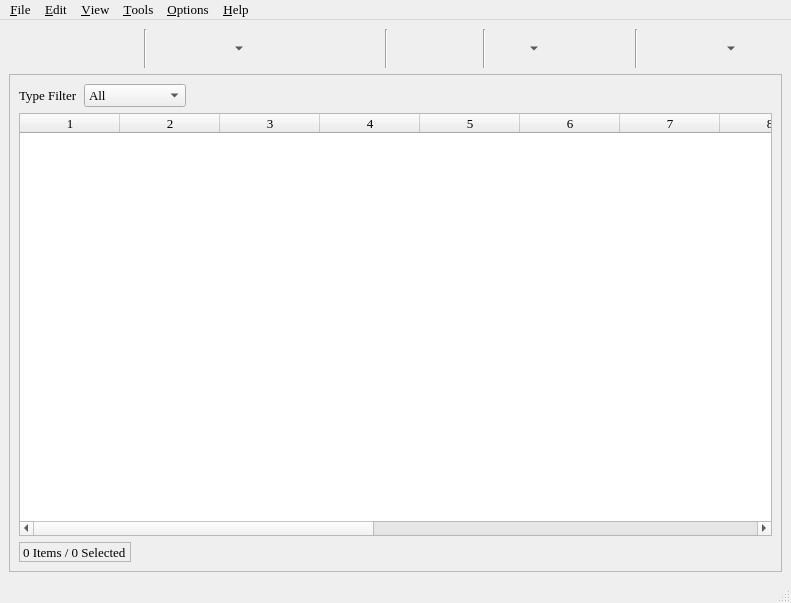
Qt form mainwindow.ui (textbrowser/biblioteq) before a commit.
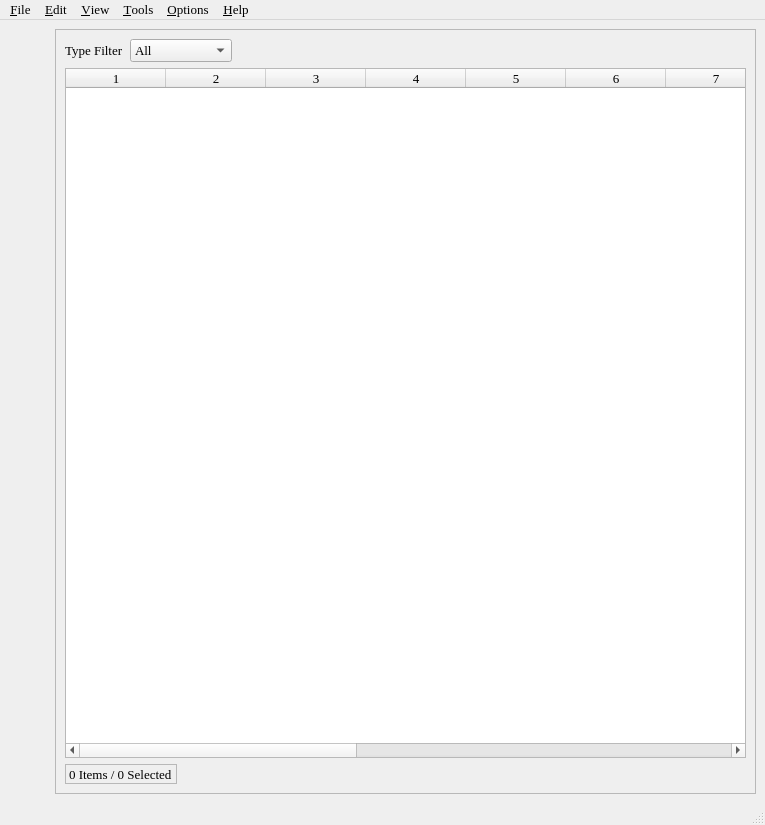
The same form after that commit. Icons and pictures are not drawn. Custom widgets are drawn as their Qt base class.

Commit message: Moved the buttons on the main window. Corrected the project files. Highlighting text.

What changed in the file:
```diff
--- a/mainwindow.ui
+++ b/mainwindow.ui
@@ -5,14 +5,14 @@
    <rect>
     <x>0</x>
     <y>0</y>
-    <width>791</width>
-    <height>603</height>
+    <width>765</width>
+    <height>825</height>
    </rect>
   </property>
   <property name="minimumSize" >
    <size>
     <width>765</width>
-    <height>500</height>
+    <height>825</height>
    </size>
   </property>
   <property name="font" >
@@ -33,12 +33,9 @@
    <string>BiblioteQ</string>
   </property>
   <widget class="QWidget" name="centralwidget" >
-   <layout class="QVBoxLayout" >
+   <layout class="QHBoxLayout" >
     <item>
-     <layout class="QHBoxLayout" >
-      <property name="spacing" >
-       <number>5</number>
-      </property>
+     <layout class="QVBoxLayout" >
       <item>
        <widget class="QToolButton" name="connectTool" >
         <property name="font" >
@@ -123,13 +120,6 @@
         </property>
        </widget>
       </item>
-      <item>
-       <widget class="Line" name="line_7" >
-        <property name="orientation" >
-         <enum>Qt::Vertical</enum>
-        </property>
-       </widget>
-      </item>
       <item>
        <widget class="QToolButton" name="detailsTool" >
         <property name="font" >
@@ -172,9 +162,6 @@
         <property name="toolTip" >
          <string>Add Item</string>
         </property>
-        <property name="autoFillBackground" >
-         <bool>false</bool>
-        </property>
         <property name="text" >
          <string/>
         </property>
@@ -188,7 +175,7 @@
          </size>
         </property>
         <property name="popupMode" >
-         <enum>QToolButton::MenuButtonPopup</enum>
+         <enum>QToolButton::DelayedPopup</enum>
         </property>
         <property name="toolButtonStyle" >
          <enum>Qt::ToolButtonIconOnly</enum>
@@ -279,13 +266,6 @@
         </property>
        </widget>
       </item>
-      <item>
-       <widget class="Line" name="line_4" >
-        <property name="orientation" >
-         <enum>Qt::Vertical</enum>
-        </property>
-       </widget>
-      </item>
       <item>
        <widget class="QToolButton" name="reserveTool" >
         <property name="font" >
@@ -345,13 +325,6 @@
         </property>
        </widget>
       </item>
-      <item>
-       <widget class="Line" name="line" >
-        <property name="orientation" >
-         <enum>Qt::Vertical</enum>
-        </property>
-       </widget>
-      </item>
       <item>
        <widget class="QToolButton" name="searchTool" >
         <property name="font" >
@@ -376,7 +349,7 @@
          </size>
         </property>
         <property name="popupMode" >
-         <enum>QToolButton::MenuButtonPopup</enum>
+         <enum>QToolButton::DelayedPopup</enum>
         </property>
         <property name="autoRaise" >
          <bool>true</bool>
@@ -439,13 +412,6 @@
         </property>
        </widget>
       </item>
-      <item>
-       <widget class="Line" name="line_2" >
-        <property name="orientation" >
-         <enum>Qt::Vertical</enum>
-        </property>
-       </widget>
-      </item>
       <item>
        <widget class="QToolButton" name="errorLogTool" >
         <property name="font" >
@@ -498,26 +464,13 @@
          </size>
         </property>
         <property name="popupMode" >
-         <enum>QToolButton::MenuButtonPopup</enum>
+         <enum>QToolButton::DelayedPopup</enum>
         </property>
         <property name="autoRaise" >
          <bool>true</bool>
         </property>
        </widget>
       </item>
-      <item>
-       <spacer>
-        <property name="orientation" >
-         <enum>Qt::Horizontal</enum>
-        </property>
-        <property name="sizeHint" >
-         <size>
-          <width>40</width>
-          <height>20</height>
-         </size>
-        </property>
-       </spacer>
-      </item>
       <item>
        <widget class="QToolButton" name="exitTool" >
         <property name="font" >
@@ -546,6 +499,19 @@
         </property>
        </widget>
       </item>
+      <item>
+       <spacer>
+        <property name="orientation" >
+         <enum>Qt::Vertical</enum>
+        </property>
+        <property name="sizeHint" >
+         <size>
+          <width>20</width>
+          <height>40</height>
+         </size>
+        </property>
+       </spacer>
+      </item>
      </layout>
     </item>
     <item>
@@ -797,7 +763,7 @@
     <rect>
      <x>0</x>
      <y>0</y>
-     <width>791</width>
+     <width>765</width>
      <height>28</height>
     </rect>
    </property>
```
The commit also changes 8 other files.
